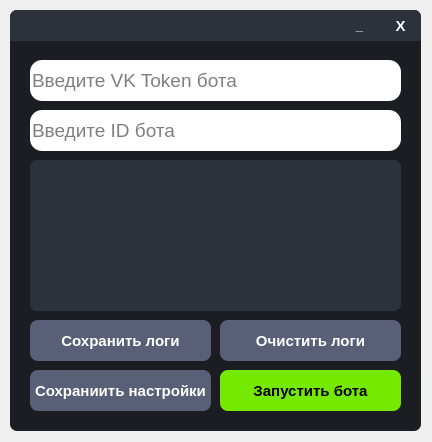
Above: VK Bot/Bot_Panel/bot_panel.ui from otaboyevsardorbek1/VK-Bot-ru before the change. Below: the same form after it.
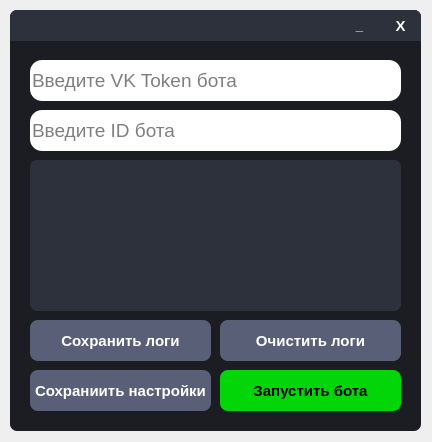
That is the form after the change. Icons and pictures are not drawn.

What changed in the file:
```diff
--- a/VK Bot/Bot_Panel/bot_panel.ui
+++ b/VK Bot/Bot_Panel/bot_panel.ui
@@ -244,7 +244,7 @@
      <property name="styleSheet">
       <string notr="true">QPushButton{
 	border-radius: 8px;
-	background-color: #75ea00;
+	background-color: #02d609;
 }
 
 QPushButton:hover{
```
Left out of the diff: 4 changed lines with no effect on the pictures.
